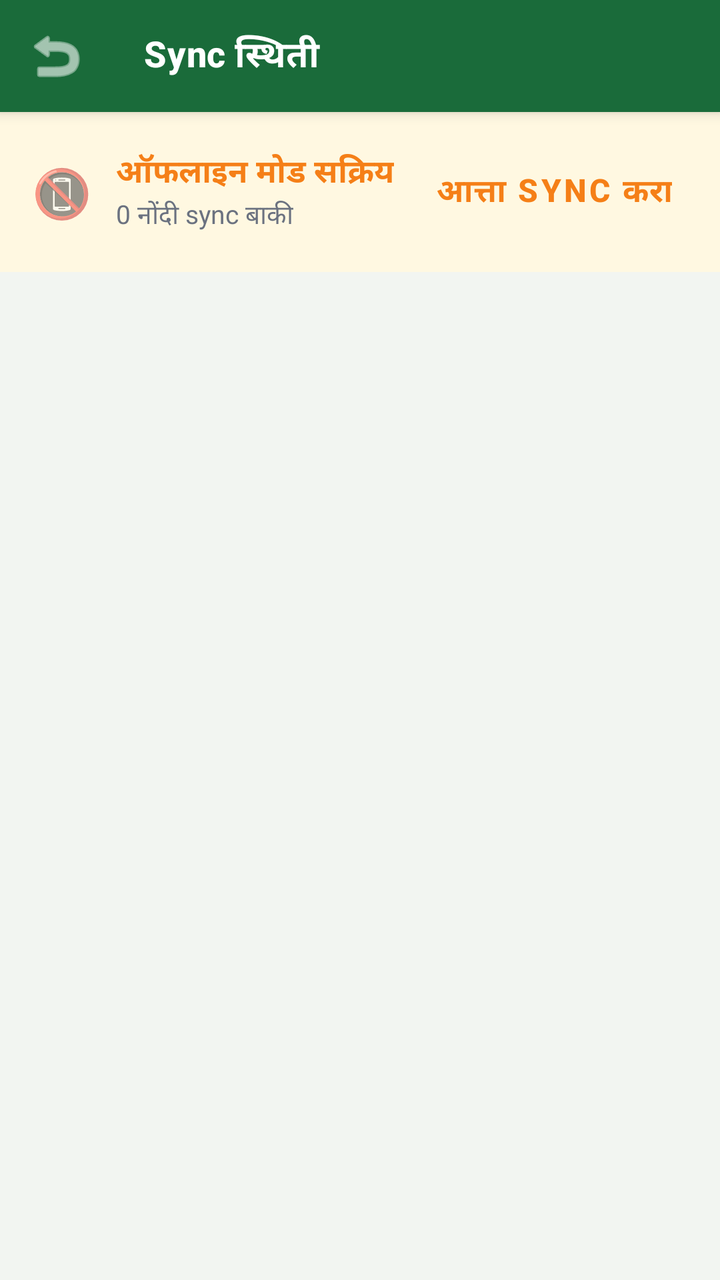
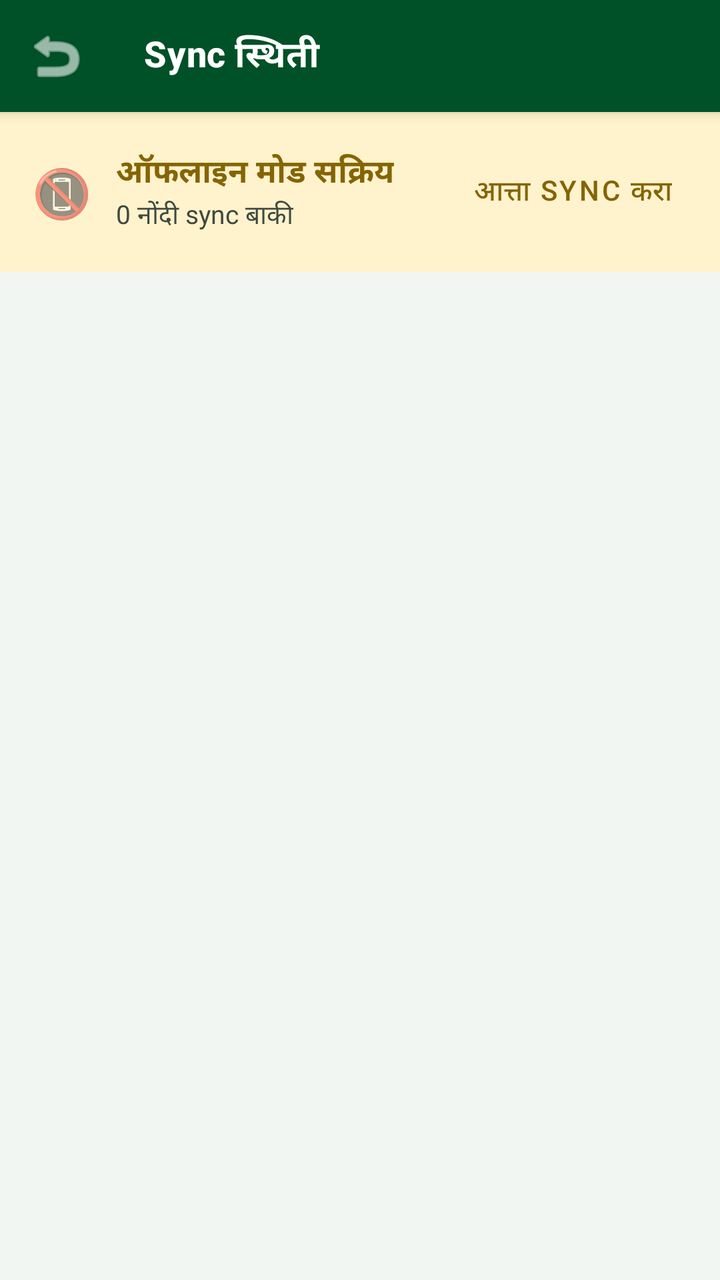

Before-and-after screenshots of an Android layout around one commit, followed by the original layout XML and the change that was made.
<!-- AndroidManifest.xml: application theme Theme.EPeekPahani -->
<!-- res/layout/fragment_sync_status.xml -->
<?xml version="1.0" encoding="utf-8"?>
<LinearLayout xmlns:android="http://schemas.android.com/apk/res/android"
    xmlns:app="http://schemas.android.com/apk/res-auto"
    android:layout_width="match_parent"
    android:layout_height="match_parent"
    android:orientation="vertical"
    android:background="@color/bg_screen">

    <com.google.android.material.appbar.MaterialToolbar
        android:id="@+id/toolbar"
        style="@style/Widget.App.Toolbar.Green"
        android:layout_width="match_parent"
        android:layout_height="?attr/actionBarSize"
        app:title="Sync स्थिती"
        app:navigationIcon="@android:drawable/ic_menu_revert"
        app:navigationIconTint="@color/text_white" />

    <LinearLayout
        android:layout_width="match_parent"
        android:layout_height="wrap_content"
        android:orientation="horizontal"
        android:padding="16dp"
        android:background="@color/offline_bg"
        android:gravity="center_vertical">
        <TextView
            android:layout_width="wrap_content"
            android:layout_height="wrap_content"
            android:text="📵"
            android:textSize="24sp" />
        <LinearLayout
            android:layout_width="0dp"
            android:layout_height="wrap_content"
            android:layout_weight="1"
            android:orientation="vertical"
            android:layout_marginStart="12dp">
            <TextView
                android:layout_width="wrap_content"
                android:layout_height="wrap_content"
                android:text="ऑफलाइन मोड सक्रिय"
                android:textColor="@color/offline_text"
                android:textStyle="bold"
                android:textSize="16sp"/>
            <TextView
                android:id="@+id/tv_pending_count"
                android:layout_width="wrap_content"
                android:layout_height="wrap_content"
                android:text="0 नोंदी sync बाकी"
                android:textColor="@color/text_secondary"
                android:textSize="13sp"/>
        </LinearLayout>
        <com.google.android.material.button.MaterialButton
            android:id="@+id/btn_sync_now"
            style="@style/Widget.MaterialComponents.Button.TextButton"
            android:layout_width="wrap_content"
            android:layout_height="wrap_content"
            android:text="आत्ता Sync करा"
            android:textColor="@color/offline_text" />
    </LinearLayout>

    <androidx.recyclerview.widget.RecyclerView
        android:id="@+id/rv_sync_queue"
        android:layout_width="match_parent"
        android:layout_height="match_parent"
        android:padding="12dp"
        android:clipToPadding="false"
        app:layoutManager="androidx.recyclerview.widget.LinearLayoutManager" />

</LinearLayout>
<!-- resources referenced by this layout -->
<resources>
  <color name="bg_screen">#F2F5F1</color>
  <color name="offline_bg">#FFF8E1</color>
  <color name="offline_text">#F57F17</color>
  <color name="text_secondary">#6B7280</color>
  <color name="text_white">#FFFFFF</color>
  <color name="green_primary">#1a6b3a</color>
  <style name="Theme.App" parent="Theme.MaterialComponents.Light.NoActionBar">
          <item name="colorPrimary">@color/green_primary</item>
          <item name="colorPrimaryVariant">@color/green_dark</item>
          <item name="colorOnPrimary">@color/text_white</item>
          <item name="colorSecondary">@color/saffron</item>
          <item name="colorSecondaryVariant">@color/saffron_dark</item>
          <item name="colorOnSecondary">@color/text_white</item>
          <item name="colorError">@color/error</item>
          <item name="colorOnError">@color/text_white</item>
          <item name="colorSurface">@color/bg_card</item>
          <item name="colorOnSurface">@color/text_primary</item>
          <item name="android:colorBackground">@color/bg_screen</item>
          <item name="colorOnBackground">@color/text_primary</item>
  
          
          <item name="materialButtonStyle">@style/Widget.App.Button.Primary</item>
          <item name="textInputStyle">@style/Widget.App.TextInputLayout</item>
  
          
          <item name="shapeAppearanceSmallComponent">@style/ShapeAppearance.App.SmallComponent</item>
          <item name="shapeAppearanceMediumComponent">@style/ShapeAppearance.App.MediumComponent</item>
          <item name="shapeAppearanceLargeComponent">@style/ShapeAppearance.App.LargeComponent</item>
      </style>
  <color name="green_dark">#0f4a27</color>
  <color name="saffron">#f7941d</color>
  <color name="saffron_dark">#e65100</color>
  <color name="error">#B00020</color>
  <color name="bg_card">#FFFFFF</color>
  <color name="text_primary">#1C1C1C</color>
  <style name="Widget.App.Button.Primary" parent="Widget.MaterialComponents.Button">
          <item name="backgroundTint">@color/green_primary</item>
          <item name="android:textColor">@color/text_white</item>
          <item name="shapeAppearanceOverlay">@style/ShapeAppearance.App.SmallComponent</item>
          <item name="android:minHeight">56dp</item>
          <item name="android:insetTop">0dp</item>
          <item name="android:insetBottom">0dp</item>
          <item name="elevation">0dp</item>
          <item name="android:textSize">16sp</item>
          <item name="android:textStyle">bold</item>
          <item name="rippleColor">@color/ripple</item>
      </style>
  <style name="Widget.App.TextInputLayout" parent="Widget.MaterialComponents.TextInputLayout.OutlinedBox">
          <item name="boxStrokeColor">@color/green_primary</item>
          <item name="hintTextColor">@color/green_primary</item>
          <item name="android:textColorHint">@color/text_hint</item>
          <item name="shapeAppearanceOverlay">@style/ShapeAppearance.App.SmallComponent</item>
      </style>
  <style name="ShapeAppearance.App.SmallComponent" parent="ShapeAppearance.MaterialComponents.SmallComponent">
          <item name="cornerFamily">rounded</item>
          <item name="cornerSize">10dp</item>
      </style>
  <style name="ShapeAppearance.App.MediumComponent" parent="ShapeAppearance.MaterialComponents.MediumComponent">
          <item name="cornerFamily">rounded</item>
          <item name="cornerSize">12dp</item>
      </style>
  <style name="ShapeAppearance.App.LargeComponent" parent="ShapeAppearance.MaterialComponents.LargeComponent">
          <item name="cornerFamily">rounded</item>
          <item name="cornerSize">16dp</item>
      </style>
  <color name="ripple">#1a1a6b3a</color>
  <color name="text_hint">#9CA3AF</color>
  <!-- unchanged entries left out for length: 4 -->
</resources>

<!-- the commit's change to res/layout/fragment_sync_status.xml (unified diff, before → after) -->
@@ -11,7 +11,7 @@
         style="@style/Widget.App.Toolbar.Green"
         android:layout_width="match_parent"
         android:layout_height="?attr/actionBarSize"
-        app:title="Sync स्थिती"
+        app:title="@string/str_auto_203"
         app:navigationIcon="@android:drawable/ic_menu_revert"
         app:navigationIconTint="@color/text_white" />
 
@@ -25,7 +25,7 @@
         <TextView
             android:layout_width="wrap_content"
             android:layout_height="wrap_content"
-            android:text="📵"
+            android:text="@string/str_auto_199"
             android:textSize="24sp" />
         <LinearLayout
             android:layout_width="0dp"
@@ -36,7 +36,7 @@
             <TextView
                 android:layout_width="wrap_content"
                 android:layout_height="wrap_content"
-                android:text="ऑफलाइन मोड सक्रिय"
+                android:text="@string/str_auto_200"
                 android:textColor="@color/offline_text"
                 android:textStyle="bold"
                 android:textSize="16sp"/>
@@ -44,7 +44,7 @@
                 android:id="@+id/tv_pending_count"
                 android:layout_width="wrap_content"
                 android:layout_height="wrap_content"
-                android:text="0 नोंदी sync बाकी"
+                android:text="@string/str_auto_201"
                 android:textColor="@color/text_secondary"
                 android:textSize="13sp"/>
         </LinearLayout>
@@ -53,7 +53,7 @@
             style="@style/Widget.MaterialComponents.Button.TextButton"
             android:layout_width="wrap_content"
             android:layout_height="wrap_content"
-            android:text="आत्ता Sync करा"
+            android:text="@string/str_auto_202"
             android:textColor="@color/offline_text" />
     </LinearLayout>
 
<!-- resource entries referenced after the edit -->
@@ -1,24 +1,29 @@
 <!-- resources referenced by this layout -->
 <resources>
-  <color name="bg_screen">#F2F5F1</color>
-  <color name="offline_bg">#FFF8E1</color>
-  <color name="offline_text">#F57F17</color>
-  <color name="text_secondary">#6B7280</color>
-  <color name="text_white">#FFFFFF</color>
-  <color name="green_primary">#1a6b3a</color>
+  <color name="bg_screen">#F2F6F2</color>
+  <color name="offline_bg">#FFF3CD</color>
+  <color name="offline_text">#856404</color>
+  <color name="text_secondary">#404940</color>
+  <color name="text_white">#ffffff</color>
+  <string name="str_auto_199">📵</string>
+  <string name="str_auto_200">ऑफलाइन मोड सक्रिय</string>
+  <string name="str_auto_201">0 नोंदी sync बाकी</string>
+  <string name="str_auto_202">आत्ता Sync करा</string>
+  <string name="str_auto_203">Sync स्थिती</string>
+  <color name="green_primary">#005127</color>
   <style name="Theme.App" parent="Theme.MaterialComponents.Light.NoActionBar">
-          <item name="colorPrimary">@color/green_primary</item>
-          <item name="colorPrimaryVariant">@color/green_dark</item>
-          <item name="colorOnPrimary">@color/text_white</item>
-          <item name="colorSecondary">@color/saffron</item>
-          <item name="colorSecondaryVariant">@color/saffron_dark</item>
-          <item name="colorOnSecondary">@color/text_white</item>
+          <item name="colorPrimary">@color/primary</item>
+          <item name="colorPrimaryVariant">@color/primary_container</item>
+          <item name="colorOnPrimary">@color/on_primary</item>
+          <item name="colorSecondary">@color/secondary</item>
+          <item name="colorSecondaryVariant">@color/secondary_container</item>
+          <item name="colorOnSecondary">@color/on_secondary</item>
           <item name="colorError">@color/error</item>
-          <item name="colorOnError">@color/text_white</item>
-          <item name="colorSurface">@color/bg_card</item>
-          <item name="colorOnSurface">@color/text_primary</item>
-          <item name="android:colorBackground">@color/bg_screen</item>
-          <item name="colorOnBackground">@color/text_primary</item>
+          <item name="colorOnError">@color/on_error</item>
+          <item name="colorSurface">@color/surface</item>
+          <item name="colorOnSurface">@color/on_surface</item>
+          <item name="android:colorBackground">@color/background</item>
+          <item name="colorOnBackground">@color/on_background</item>
   
           
           <item name="materialButtonStyle">@style/Widget.App.Button.Primary</item>
@@ -28,45 +33,50 @@
           <item name="shapeAppearanceSmallComponent">@style/ShapeAppearance.App.SmallComponent</item>
           <item name="shapeAppearanceMediumComponent">@style/ShapeAppearance.App.MediumComponent</item>
           <item name="shapeAppearanceLargeComponent">@style/ShapeAppearance.App.LargeComponent</item>
+          
+          <item name="materialCardViewStyle">@style/Widget.App.CardView</item>
       </style>
-  <color name="green_dark">#0f4a27</color>
-  <color name="saffron">#f7941d</color>
-  <color name="saffron_dark">#e65100</color>
-  <color name="error">#B00020</color>
-  <color name="bg_card">#FFFFFF</color>
-  <color name="text_primary">#1C1C1C</color>
+  <color name="primary">#005127</color>
+  <color name="primary_container">#1a6b3a</color>
+  <color name="on_primary">#ffffff</color>
+  <color name="secondary">#48654e</color>
+  <color name="secondary_container">#caebcd</color>
+  <color name="on_secondary">#ffffff</color>
+  <color name="error">#ba1a1a</color>
+  <color name="on_error">#ffffff</color>
+  <color name="surface">#f7fbf3</color>
+  <color name="on_surface">#181d18</color>
+  <color name="background">#f7fbf3</color>
+  <color name="on_background">#181d18</color>
   <style name="Widget.App.Button.Primary" parent="Widget.MaterialComponents.Button">
-          <item name="backgroundTint">@color/green_primary</item>
-          <item name="android:textColor">@color/text_white</item>
-          <item name="shapeAppearanceOverlay">@style/ShapeAppearance.App.SmallComponent</item>
-          <item name="android:minHeight">56dp</item>
-          <item name="android:insetTop">0dp</item>
-          <item name="android:insetBottom">0dp</item>
-          <item name="elevation">0dp</item>
-          <item name="android:textSize">16sp</item>
-          <item name="android:textStyle">bold</item>
-          <item name="rippleColor">@color/ripple</item>
+          <item name="shapeAppearanceOverlay">@style/ShapeAppearance.App.MediumComponent</item>
+          <item name="android:minHeight">48dp</item>
+          <item name="backgroundTint">@color/primary_container</item>
+          <item name="android:textColor">@color/on_primary</item>
       </style>
   <style name="Widget.App.TextInputLayout" parent="Widget.MaterialComponents.TextInputLayout.OutlinedBox">
-          <item name="boxStrokeColor">@color/green_primary</item>
-          <item name="hintTextColor">@color/green_primary</item>
-          <item name="android:textColorHint">@color/text_hint</item>
           <item name="shapeAppearanceOverlay">@style/ShapeAppearance.App.SmallComponent</item>
+          <item name="boxStrokeColor">@color/primary_container</item>
       </style>
   <style name="ShapeAppearance.App.SmallComponent" parent="ShapeAppearance.MaterialComponents.SmallComponent">
           <item name="cornerFamily">rounded</item>
-          <item name="cornerSize">10dp</item>
+          <item name="cornerSize">4dp</item>
       </style>
   <style name="ShapeAppearance.App.MediumComponent" parent="ShapeAppearance.MaterialComponents.MediumComponent">
           <item name="cornerFamily">rounded</item>
-          <item name="cornerSize">12dp</item>
+          <item name="cornerSize">8dp</item>
       </style>
   <style name="ShapeAppearance.App.LargeComponent" parent="ShapeAppearance.MaterialComponents.LargeComponent">
           <item name="cornerFamily">rounded</item>
-          <item name="cornerSize">16dp</item>
+          <item name="cornerSize">10dp</item>
       </style>
-  <color name="ripple">#1a1a6b3a</color>
-  <color name="text_hint">#9CA3AF</color>
+  <style name="Widget.App.CardView" parent="Widget.MaterialComponents.CardView">
+          <item name="shapeAppearanceOverlay">@style/ShapeAppearance.App.LargeComponent</item>
+          <item name="cardBackgroundColor">@color/surface_container_lowest</item>
+          <item name="cardElevation">4dp</item>
+          <item name="contentPadding">16dp</item>
+      </style>
+  <color name="surface_container_lowest">#ffffff</color>
   <!-- unchanged entries left out for length: 4 -->
 </resources>
 
